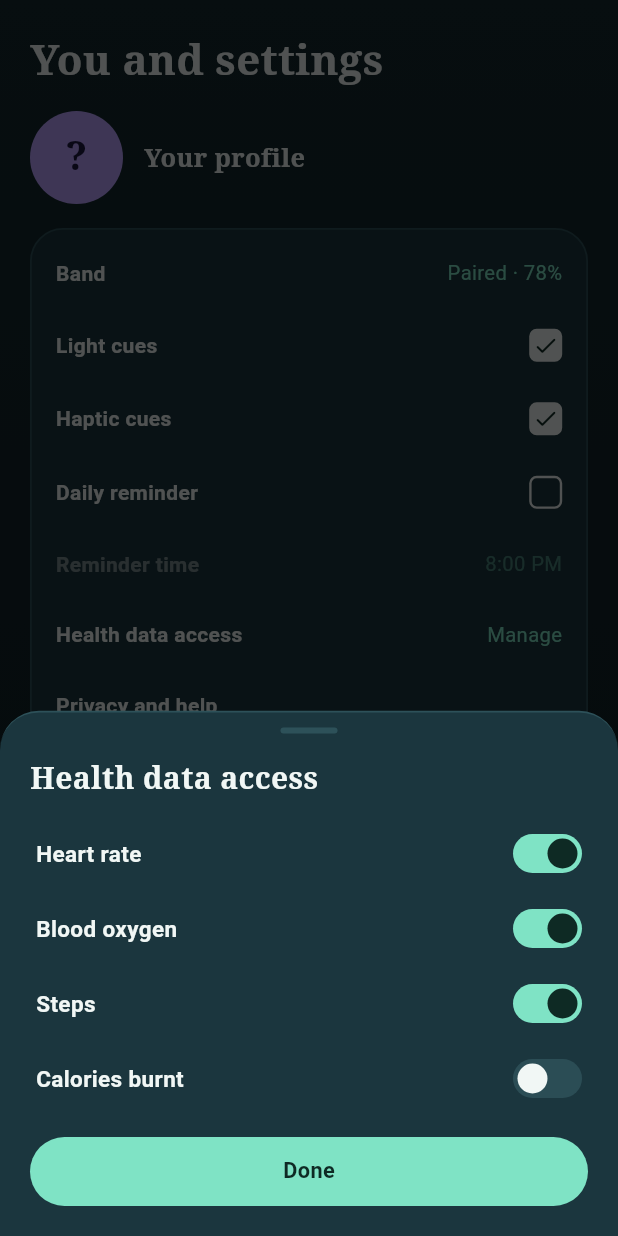
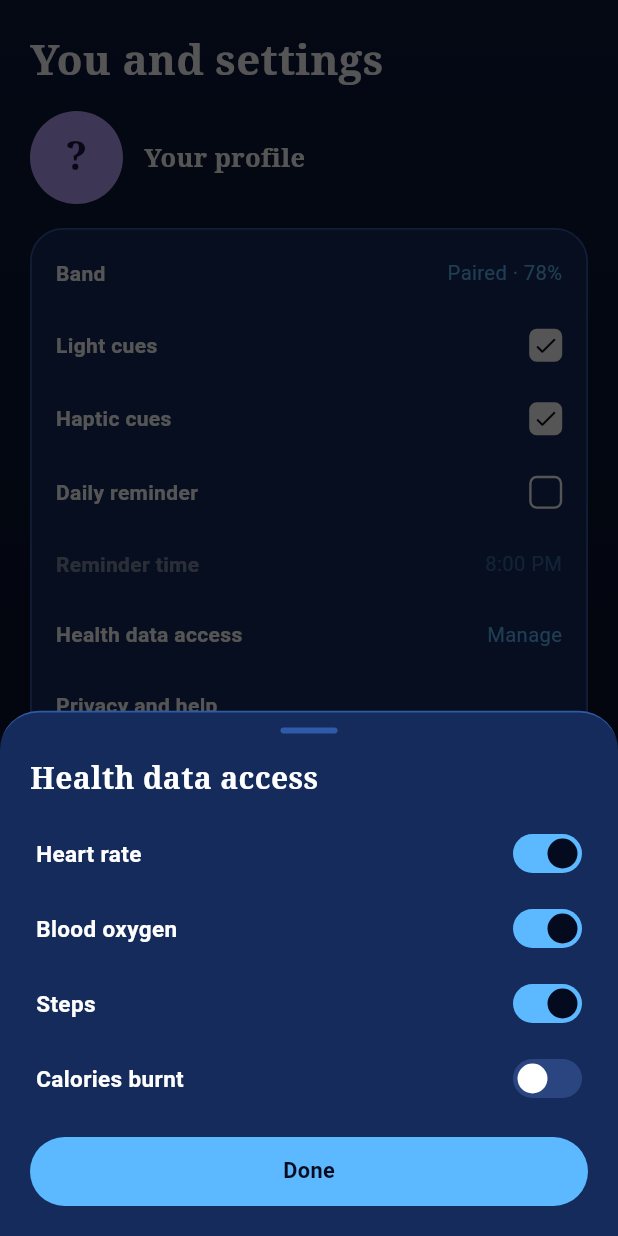
Before and after one commit to Ishank0n/breathplus, a Flutter app: the ProfilePage widget shown alone on an empty page, opened directly, after a tap on "Health data access", on a phone screen of 412 x 824 dp. Run offline on Flutter 3.47's test engine with Material 3 defaults, Android fonts, the phone set to English and light mode, and no system bars; our stand-ins replace file_picker, flutter_blue_plus, flutter_local_notifications, flutter_secure_storage, flutter_timezone, google_sign_in and 4 more; missing offline and left inert: audio_session; accounts and stored records are empty; network calls fail.

Commit message:
Update profile_page.dart

```diff
--- a/lib/profile_page.dart
+++ b/lib/profile_page.dart
@@ -4,9 +4,8 @@ import 'package:flutter/material.dart';
 import 'package:flutter/services.dart';
 import 'package:provider/provider.dart';
 
-// Re-uses Pressable, kSerif, kSerifFallback, auth, AuthGate (main.dart) and StatsColors
+// Re-uses Pressable, kSerif, kSerifFallback, auth, AuthGate and AppColors (main.dart)
 import 'main.dart';
-import 'stats_page.dart';
 import 'vitals_service.dart';
 import 'reminder_service.dart';
 
@@ -21,14 +20,16 @@ class ProfileData {
       'diagnose or treat any condition.';
 }
 
+/// Colors for this page. They now come from the shared AppColors palette
+/// (Nebula Cyan / Deep Space / Orbit Navy) instead of the old teal StatsColors.
 class _C {
-  static const bg = StatsColors.card;
-  static const border = StatsColors.cardBorder;
-  static const mint = StatsColors.mint;
-  static const white = StatsColors.white;
-  static const dark = Color(0xFF0E2A24);
-  static const divider = Color(0xFF2A4B53);
-  static const subtle = Color(0xFF8FD0BE);
+  static const bg = AppColors.card; // 0xFF152B5C
+  static const border = AppColors.cardBorder; // 0xFF2F5AA8
+  static const mint = AppColors.mint; // 0xFF5CB8FF (Nebula Cyan)
+  static const white = AppColors.white; // 0xFFFFFFFF
+  static const dark = AppColors.dark; // 0xFF050B1F (Deep Space)
+  static const divider = Color(0xFF224282); // between card and border
+  static const subtle = AppColors.mintText; // 0xFF9FD4FF
   static const avatar = Color(0xFFB9A2FF);
   static const avatarText = Color(0xFF1B1740);
   static const danger = Color(0xFFFF9C94);
@@ -381,7 +382,7 @@ class _ProfilePageState extends State<ProfilePage>
       ),
     ];
 
-    // Own opaque background so the shell's green gradient never shows through.
+    // Own opaque background so the shell's gradient never shows through.
     return Container(
       width: double.infinity,
       height: double.infinity,
@@ -389,7 +390,7 @@ class _ProfilePageState extends State<ProfilePage>
         gradient: LinearGradient(
           begin: Alignment.topCenter,
           end: Alignment.bottomCenter,
-          colors: [StatsColors.bgTop, StatsColors.bgBottom],
+          colors: [AppColors.bgTop, AppColors.bgBottom],
         ),
       ),
       child: SafeArea(
@@ -554,7 +555,8 @@ class _RowTapState extends State<_RowTap> {
       onTap: widget.onTap,
       child: AnimatedContainer(
         duration: const Duration(milliseconds: 120),
-        color: _down ? const Color(0x1A7FE3C5) : Colors.transparent,
+        // Pressed highlight: Nebula Cyan at 10% (was a teal tint).
+        color: _down ? const Color(0x1A5CB8FF) : Colors.transparent,
         child: widget.child,
       ),
     );
@@ -679,7 +681,8 @@ class _Toggle extends StatelessWidget {
       height: 26,
       padding: const EdgeInsets.all(3),
       decoration: BoxDecoration(
-        color: value ? _C.mint : const Color(0xFF2B4D55),
+        // Off state: muted navy (was a gray-teal).
+        color: value ? _C.mint : const Color(0xFF2A4580),
         borderRadius: BorderRadius.circular(14),
       ),
       child: AnimatedAlign(
```
